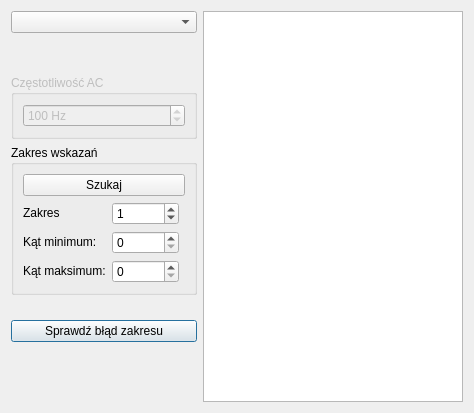
Above: source/ui/check.ui from sloik255/python-mgr before the change. Below: the same form after it.
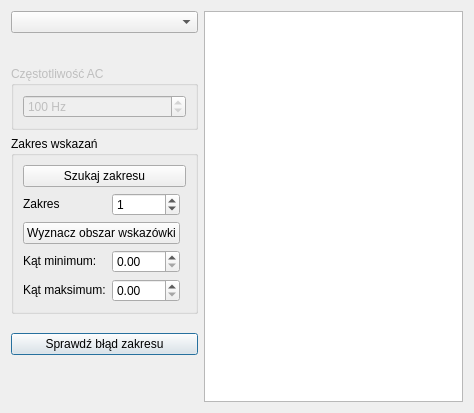
That is the form after the change.

Patch:
```diff
--- a/source/ui/check.ui
+++ b/source/ui/check.ui
@@ -83,6 +83,66 @@
       <string>Zakres wskazań</string>
      </property>
      <layout class="QGridLayout" name="gridLayout_7">
+      <item row="4" column="1">
+       <widget class="QDoubleSpinBox" name="angle_max_spin">
+        <property name="maximum">
+         <double>180.000000000000000</double>
+        </property>
+       </widget>
+      </item>
+      <item row="3" column="1">
+       <widget class="QDoubleSpinBox" name="angle_min_spin">
+        <property name="maximum">
+         <double>180.000000000000000</double>
+        </property>
+       </widget>
+      </item>
+      <item row="1" column="0">
+       <widget class="QLabel" name="label_9">
+        <property name="sizePolicy">
+         <sizepolicy hsizetype="Preferred" vsizetype="Fixed">
+          <horstretch>0</horstretch>
+          <verstretch>0</verstretch>
+         </sizepolicy>
+        </property>
+        <property name="text">
+         <string>Zakres</string>
+        </property>
+       </widget>
+      </item>
+      <item row="0" column="0" colspan="3">
+       <widget class="QPushButton" name="zakresy_pb">
+        <property name="text">
+         <string>Szukaj zakresu</string>
+        </property>
+       </widget>
+      </item>
+      <item row="4" column="0">
+       <widget class="QLabel" name="label_8">
+        <property name="sizePolicy">
+         <sizepolicy hsizetype="Preferred" vsizetype="Fixed">
+          <horstretch>0</horstretch>
+          <verstretch>0</verstretch>
+         </sizepolicy>
+        </property>
+        <property name="text">
+         <string>Kąt maksimum:</string>
+        </property>
+       </widget>
+      </item>
+      <item row="3" column="0">
+       <widget class="QLabel" name="label_7">
+        <property name="sizePolicy">
+         <sizepolicy hsizetype="Preferred" vsizetype="Fixed">
+          <horstretch>0</horstretch>
+          <verstretch>0</verstretch>
+         </sizepolicy>
+        </property>
+        <property name="text">
+         <string>Kąt minimum:</string>
+        </property>
+       </widget>
+      </item>
       <item row="1" column="1">
        <widget class="QSpinBox" name="range_spin">
         <property name="suffix">
@@ -96,63 +156,10 @@
         </property>
        </widget>
       </item>
-      <item row="2" column="0">
-       <widget class="QLabel" name="label_7">
-        <property name="sizePolicy">
-         <sizepolicy hsizetype="Preferred" vsizetype="Fixed">
-          <horstretch>0</horstretch>
-          <verstretch>0</verstretch>
-         </sizepolicy>
-        </property>
+      <item row="2" column="0" colspan="2">
+       <widget class="QPushButton" name="zakresy_pb_2">
         <property name="text">
-         <string>Kąt minimum:</string>
-        </property>
-       </widget>
-      </item>
-      <item row="3" column="0">
-       <widget class="QLabel" name="label_8">
-        <property name="sizePolicy">
-         <sizepolicy hsizetype="Preferred" vsizetype="Fixed">
-          <horstretch>0</horstretch>
-          <verstretch>0</verstretch>
-         </sizepolicy>
-        </property>
-        <property name="text">
-         <string>Kąt maksimum:</string>
-        </property>
-       </widget>
-      </item>
-      <item row="3" column="1">
-       <widget class="QSpinBox" name="angle_max_spin">
-        <property name="maximum">
-         <number>180</number>
-        </property>
-       </widget>
-      </item>
-      <item row="2" column="1">
-       <widget class="QSpinBox" name="angle_min_spin">
-        <property name="maximum">
-         <number>180</number>
-        </property>
-       </widget>
-      </item>
-      <item row="0" column="0" colspan="3">
-       <widget class="QPushButton" name="zakresy_pb">
-        <property name="text">
-         <string>Szukaj</string>
-        </property>
-       </widget>
-      </item>
-      <item row="1" column="0">
-       <widget class="QLabel" name="label_9">
-        <property name="sizePolicy">
-         <sizepolicy hsizetype="Preferred" vsizetype="Fixed">
-          <horstretch>0</horstretch>
-          <verstretch>0</verstretch>
-         </sizepolicy>
-        </property>
-        <property name="text">
-         <string>Zakres</string>
+         <string>Wyznacz obszar wskazówki</string>
         </property>
        </widget>
       </item>
```
